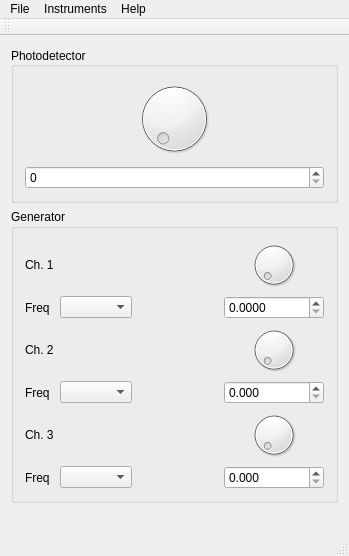
First picture: the form in sources/presentation/ui/main_window/mainwindow.ui, repository AlienDrew/lidar, before the edit.
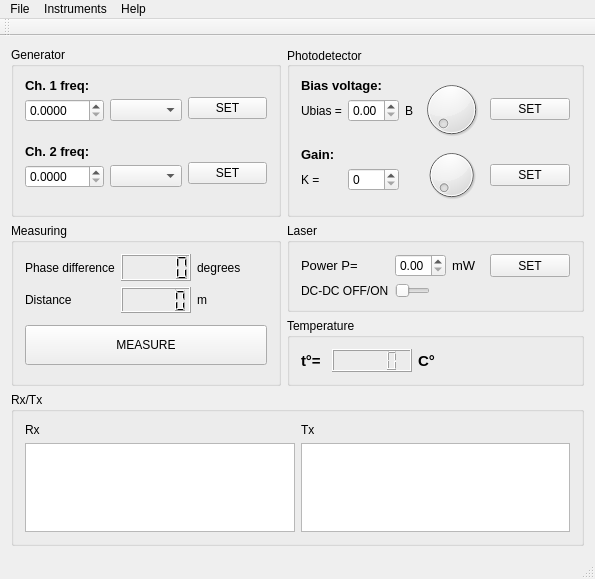
Second picture: the form after the edit.

What changed in the file:
```diff
--- a/sources/presentation/ui/main_window/mainwindow.ui
+++ b/sources/presentation/ui/main_window/mainwindow.ui
@@ -6,72 +6,324 @@
    <rect>
     <x>0</x>
     <y>0</y>
-    <width>349</width>
-    <height>556</height>
+    <width>595</width>
+    <height>579</height>
    </rect>
   </property>
   <property name="windowTitle">
    <string>LIDAR peripheral monitoring</string>
   </property>
   <widget class="QWidget" name="centralWidget">
-   <layout class="QGridLayout" name="gridLayout">
-    <item row="0" column="0">
-     <widget class="QGroupBox" name="photoDetectorGroup">
-      <property name="minimumSize">
-       <size>
-        <width>150</width>
-        <height>150</height>
-       </size>
+   <layout class="QGridLayout" name="gridLayout_6">
+    <item row="2" column="0" rowspan="2">
+     <widget class="QGroupBox" name="groupBox">
+      <property name="font">
+       <font>
+        <pointsize>9</pointsize>
+        <weight>50</weight>
+        <bold>false</bold>
+       </font>
       </property>
+      <property name="title">
+       <string notr="true">Measuring</string>
+      </property>
+      <property name="flat">
+       <bool>false</bool>
+      </property>
+      <property name="checkable">
+       <bool>false</bool>
+      </property>
+      <layout class="QGridLayout" name="gridLayout_9">
+       <item row="1" column="2">
+        <widget class="QLabel" name="label_19">
+         <property name="text">
+          <string>m</string>
+         </property>
+        </widget>
+       </item>
+       <item row="1" column="1">
+        <widget class="QLCDNumber" name="lcdDistance">
+         <property name="maximumSize">
+          <size>
+           <width>100</width>
+           <height>40</height>
+          </size>
+         </property>
+        </widget>
+       </item>
+       <item row="0" column="2">
+        <widget class="QLabel" name="label_18">
+         <property name="text">
+          <string>degrees</string>
+         </property>
+        </widget>
+       </item>
+       <item row="0" column="1">
+        <widget class="QLCDNumber" name="lcdPhaseDiff">
+         <property name="maximumSize">
+          <size>
+           <width>100</width>
+           <height>40</height>
+          </size>
+         </property>
+        </widget>
+       </item>
+       <item row="1" column="0">
+        <widget class="QLabel" name="label_17">
+         <property name="maximumSize">
+          <size>
+           <width>120</width>
+           <height>16777215</height>
+          </size>
+         </property>
+         <property name="text">
+          <string>Distance</string>
+         </property>
+        </widget>
+       </item>
+       <item row="0" column="0">
+        <widget class="QLabel" name="label_16">
+         <property name="maximumSize">
+          <size>
+           <width>120</width>
+           <height>16777215</height>
+          </size>
+         </property>
+         <property name="text">
+          <string>Phase difference</string>
+         </property>
+        </widget>
+       </item>
+       <item row="2" column="0" rowspan="2" colspan="3">
+        <widget class="QPushButton" name="measureButton">
+         <property name="minimumSize">
+          <size>
+           <width>0</width>
+           <height>40</height>
+          </size>
+         </property>
+         <property name="maximumSize">
+          <size>
+           <width>16777215</width>
+           <height>40</height>
+          </size>
+         </property>
+         <property name="text">
+          <string>MEASURE</string>
+         </property>
+        </widget>
+       </item>
+      </layout>
+     </widget>
+    </item>
+    <item row="3" column="1">
+     <widget class="QGroupBox" name="TemperatureGroup">
       <property name="maximumSize">
        <size>
         <width>16777215</width>
-        <height>16777215</height>
+        <height>100</height>
        </size>
       </property>
       <property name="title">
-       <string>Photodetector</string>
+       <string>Temperature</string>
       </property>
-      <property name="alignment">
-       <set>Qt::AlignLeading|Qt::AlignLeft|Qt::AlignVCenter</set>
+      <layout class="QGridLayout" name="gridLayout_7">
+       <item row="0" column="0">
+        <widget class="QLabel" name="label_12">
+         <property name="maximumSize">
+          <size>
+           <width>25</width>
+           <height>16777215</height>
+          </size>
+         </property>
+         <property name="font">
+          <font>
+           <pointsize>11</pointsize>
+           <weight>75</weight>
+           <bold>true</bold>
+          </font>
+         </property>
+         <property name="text">
+          <string>t°=</string>
+         </property>
+        </widget>
+       </item>
+       <item row="0" column="1">
+        <widget class="QLCDNumber" name="lcdTemp">
+         <property name="maximumSize">
+          <size>
+           <width>80</width>
+           <height>40</height>
+          </size>
+         </property>
+        </widget>
+       </item>
+       <item row="0" column="2">
+        <widget class="QLabel" name="label_13">
+         <property name="maximumSize">
+          <size>
+           <width>400</width>
+           <height>16777215</height>
+          </size>
+         </property>
+         <property name="font">
+          <font>
+           <pointsize>11</pointsize>
+           <weight>75</weight>
+           <bold>true</bold>
+          </font>
+         </property>
+         <property name="text">
+          <string>C°</string>
+         </property>
+        </widget>
+       </item>
+      </layout>
+     </widget>
+    </item>
+    <item row="2" column="1">
+     <widget class="QGroupBox" name="laserGroup">
+      <property name="maximumSize">
+       <size>
+        <width>400</width>
+        <height>100</height>
+       </size>
       </property>
-      <layout class="QGridLayout" name="gridLayout_4">
+      <property name="title">
+       <string>Laser</string>
+      </property>
+      <layout class="QGridLayout" name="gridLayout_8">
+       <item row="0" column="2">
+        <widget class="QLabel" name="label_15">
+         <property name="font">
+          <font>
+           <pointsize>10</pointsize>
+          </font>
+         </property>
+         <property name="text">
+          <string>mW</string>
+         </property>
+        </widget>
+       </item>
+       <item row="0" column="3">
+        <widget class="QPushButton" name="setLaserPowButton">
+         <property name="maximumSize">
+          <size>
+           <width>100</width>
+           <height>100</height>
+          </size>
+         </property>
+         <property name="text">
+          <string>SET</string>
+         </property>
+        </widget>
+       </item>
        <item row="0" column="0">
-        <layout class="QVBoxLayout" name="verticalLayout">
-         <item>
-          <widget class="QDial" name="DACDial">
-           <property name="maximum">
-            <number>4095</number>
-           </property>
-           <property name="tracking">
-            <bool>true</bool>
-           </property>
-           <property name="wrapping">
-            <bool>false</bool>
-           </property>
-           <property name="notchesVisible">
-            <bool>false</bool>
-           </property>
-          </widget>
-         </item>
-         <item>
-          <widget class="QSpinBox" name="DACBox">
-           <property name="maximum">
-            <number>4095</number>
-           </property>
-          </widget>
-         </item>
-        </layout>
+        <widget class="QLabel" name="label_14">
+         <property name="maximumSize">
+          <size>
+           <width>70</width>
+           <height>16777215</height>
+          </size>
+         </property>
+         <property name="font">
+          <font>
+           <pointsize>10</pointsize>
+          </font>
+         </property>
+         <property name="text">
+          <string>Power P=</string>
+         </property>
+        </widget>
        </item>
+       <item row="1" column="0">
+        <widget class="QLabel" name="label_5">
+         <property name="text">
+          <string>DC-DC OFF/ON</string>
+         </property>
+        </widget>
+       </item>
+       <item row="1" column="1">
+        <widget class="QSlider" name="pulseBoostSwitch">
+         <property name="minimumSize">
+          <size>
+           <width>0</width>
+           <height>0</height>
+          </size>
+         </property>
+         <property name="maximumSize">
+          <size>
+           <width>35</width>
+           <height>16777215</height>
+          </size>
+         </property>
+         <property name="maximum">
+          <number>1</number>
+         </property>
+         <property name="orientation">
+          <enum>Qt::Horizontal</enum>
+         </property>
+        </widget>
+       </item>
+       <item row="0" column="1">
+        <widget class="QDoubleSpinBox" name="laserPwrBox">
+         <property name="maximum">
+          <double>3.300000000000000</double>
+         </property>
+         <property name="singleStep">
+          <double>0.200000000000000</double>
+         </property>
+        </widget>
+       </item>
       </layout>
      </widget>
     </item>
-    <item row="2" column="0">
+    <item row="4" column="0" colspan="2">
+     <widget class="QGroupBox" name="groupBox_2">
+      <property name="title">
+       <string>Rx/Tx</string>
+      </property>
+      <layout class="QGridLayout" name="gridLayout">
+       <item row="2" column="0" rowspan="2">
+        <widget class="QTextEdit" name="textEdit">
+         <property name="readOnly">
+          <bool>true</bool>
+         </property>
+        </widget>
+       </item>
+       <item row="0" column="0">
+        <widget class="QLabel" name="label_3">
+         <property name="text">
+          <string>Rx</string>
+         </property>
+        </widget>
+       </item>
+       <item row="0" column="1">
+        <widget class="QLabel" name="label_4">
+         <property name="text">
+          <string>Tx</string>
+         </property>
+        </widget>
+       </item>
+       <item row="2" column="1" rowspan="2">
+        <widget class="QTextEdit" name="textEdit_2">
+         <property name="readOnly">
+          <bool>true</bool>
+         </property>
+        </widget>
+       </item>
+      </layout>
+     </widget>
+    </item>
+    <item row="0" column="0" rowspan="2">
      <widget class="QGroupBox" name="generatorGroup">
+      <property name="enabled">
+       <bool>true</bool>
+      </property>
       <property name="maximumSize">
        <size>
-        <width>350</width>
-        <height>300</height>
+        <width>270</width>
+        <height>200</height>
        </size>
       </property>
       <property name="title">
@@ -80,158 +332,242 @@
       <layout class="QGridLayout" name="gridLayout_3">
        <item row="0" column="0">
         <layout class="QGridLayout" name="gridLayout_2">
-         <item row="0" column="3">
-          <widget class="QDial" name="ch1Dial">
-           <property name="maximum">
-            <number>200000000</number>
+         <item row="1" column="1">
+          <widget class="QDoubleSpinBox" name="ch1Box">
+           <property name="decimals">
+            <number>4</number>
            </property>
-          </widget>
-         </item>
-         <item row="5" column="3">
-          <widget class="QDial" name="ch3Dial">
            <property name="maximum">
-            <number>200000000</number>
+            <double>200000000.000000000000000</double>
            </property>
           </widget>
          </item>
-         <item row="3" column="3">
-          <widget class="QDial" name="ch2Dial">
-           <property name="maximum">
-            <number>200000000</number>
-           </property>
-          </widget>
-         </item>
-         <item row="0" column="0">
+         <item row="0" column="1" colspan="2">
           <widget class="QLabel" name="label">
+           <property name="maximumSize">
+            <size>
+             <width>16777215</width>
+             <height>20</height>
+            </size>
+           </property>
+           <property name="font">
+            <font>
+             <pointsize>10</pointsize>
+             <weight>75</weight>
+             <bold>true</bold>
+            </font>
+           </property>
            <property name="text">
-            <string>Ch. 1</string>
+            <string>Ch. 1 freq:</string>
            </property>
           </widget>
          </item>
-         <item row="3" column="0">
+         <item row="3" column="1" colspan="2">
           <widget class="QLabel" name="label_2">
-           <property name="text">
-            <string>Ch. 2</string>
+           <property name="maximumSize">
+            <size>
+             <width>16777215</width>
+             <height>20</height>
+            </size>
            </property>
-          </widget>
-         </item>
-         <item row="5" column="0">
-          <widget class="QLabel" name="label_3">
-           <property name="text">
-            <string>Ch. 3</string>
+           <property name="font">
+            <font>
+             <pointsize>10</pointsize>
+             <weight>75</weight>
+             <bold>true</bold>
+            </font>
            </property>
-          </widget>
-         </item>
-         <item row="2" column="0">
-          <widget class="QLabel" name="label_4">
            <property name="text">
-            <string>Freq</string>
+            <string>Ch. 2 freq:</string>
            </property>
           </widget>
          </item>
-         <item row="4" column="3">
-          <widget class="QDoubleSpinBox" name="ch2Box">
-           <property name="decimals">
-            <number>3</number>
-           </property>
-           <property name="maximum">
-            <double>200000000.000000000000000</double>
-           </property>
-          </widget>
+         <item row="4" column="2">
+          <widget class="QComboBox" name="ch2Units"/>
          </item>
-         <item row="4" column="0">
-          <widget class="QLabel" name="label_5">
-           <property name="text">
-            <string>Freq</string>
-           </property>
-          </widget>
-         </item>
-         <item row="6" column="3">
-          <widget class="QDoubleSpinBox" name="ch3Box">
-           <property name="decimals">
-            <number>3</number>
-           </property>
-           <property name="maximum">
-            <double>200000000.000000000000000</double>
-           </property>
-          </widget>
-         </item>
-         <item row="6" column="0">
-          <widget class="QLabel" name="label_6">
-           <property name="text">
-            <string>Freq</string>
-           </property>
-          </widget>
-         </item>
-         <item row="2" column="3">
-          <widget class="QDoubleSpinBox" name="ch1Box">
-           <property name="decimals">
-            <number>4</number>
-           </property>
-           <property name="maximum">
-            <double>200000000.000000000000000</double>
-           </property>
-          </widget>
-         </item>
-         <item row="2" column="1">
+         <item row="1" column="2">
           <widget class="QComboBox" name="ch1Units"/>
          </item>
-         <item row="6" column="1">
-          <widget class="QComboBox" name="ch3Units"/>
-         </item>
          <item row="4" column="1">
-          <widget class="QComboBox" name="ch2Units"/>
+          <widget class="QDoubleSpinBox" name="ch2Box">
+           <property name="decimals">
+            <number>4</number>
+           </property>
+           <property name="maximum">
+            <double>200000000.000000000000000</double>
+           </property>
+          </widget>
          </item>
-         <item row="2" column="2">
-          <spacer name="horizontalSpacer">
+         <item row="3" column="3" rowspan="3">
+          <widget class="QPushButton" name="setCh2Button">
+           <property name="text">
+            <string>SET</string>
+           </property>
+          </widget>
+         </item>
+         <item row="0" column="3" rowspan="3">
+          <widget class="QPushButton" name="setCh1Button">
+           <property name="text">
+            <string>SET</string>
+           </property>
+          </widget>
+         </item>
+        </layout>
+       </item>
+      </layout>
+     </widget>
+    </item>
+    <item row="0" column="1" rowspan="2">
+     <widget class="QGroupBox" name="photoDetectorGroup">
+      <property name="minimumSize">
+       <size>
+        <width>150</width>
+        <height>170</height>
+       </size>
+      </property>
+      <property name="maximumSize">
+       <size>
+        <width>400</width>
+        <height>300</height>
+       </size>
+      </property>
+      <property name="title">
+       <string>Photodetector</string>
+      </property>
+      <property name="alignment">
+       <set>Qt::AlignLeading|Qt::AlignLeft|Qt::AlignVCenter</set>
+      </property>
+      <layout class="QGridLayout" name="gridLayout_4">
+       <item row="1" column="0">
+        <layout class="QGridLayout" name="gridLayout_5">
+         <item row="0" column="4" rowspan="3">
+          <widget class="QPushButton" name="setBiasButton">
+           <property name="text">
+            <string>SET</string>
+           </property>
+          </widget>
+         </item>
+         <item row="3" column="3" rowspan="4">
+          <widget class="QDial" name="gainDial">
+           <property name="maximumSize">
+            <size>
+             <width>1000000</width>
+             <height>1000000</height>
+            </size>
+           </property>
+          </widget>
+         </item>
+         <item row="0" column="0" colspan="3">
+          <widget class="QLabel" name="label_7">
+           <property name="font">
+            <font>
+             <pointsize>10</pointsize>
+             <weight>75</weight>
+             <bold>true</bold>
+            </font>
+           </property>
+           <property name="text">
+            <string>Bias voltage:</string>
+           </property>
+          </widget>
+         </item>
+         <item row="3" column="0" colspan="3">
+          <widget class="QLabel" name="label_8">
+           <property name="font">
+            <font>
+             <pointsize>10</pointsize>
+             <weight>75</weight>
+             <bold>true</bold>
+            </font>
+           </property>
+           <property name="text">
+            <string>Gain:</string>
+           </property>
+          </widget>
+         </item>
+         <item row="3" column="4" rowspan="4">
+          <widget class="QPushButton" name="setGainButton">
+           <property name="text">
+            <string>SET</string>
+           </property>
+          </widget>
+         </item>
+         <item row="4" column="1" rowspan="2">
+          <widget class="QSpinBox" name="gainBox"/>
+         </item>
+         <item row="4" column="0" rowspan="2">
+          <widget class="QLabel" name="label_10">
+           <property name="text">
+            <string>K =</string>
+           </property>
+          </widget>
+         </item>
+         <item row="0" column="3" rowspan="3">
+          <widget class="QDial" name="biasDial">
+           <property name="minimumSize">
+            <size>
+             <width>0</width>
+             <height>0</height>
+            </size>
+           </property>
+           <property name="maximumSize">
+            <size>
+             <width>1000000</width>
+             <height>1000000</height>
+            </size>
+           </property>
+           <property name="maximum">
+            <number>4</number>
+           </property>
+           <property name="tracking">
+            <bool>true</bool>
+           </property>
            <property name="orientation">
             <enum>Qt::Horizontal</enum>
            </property>
-           <property name="sizeHint" stdset="0">
+           <property name="wrapping">
+            <bool>false</bool>
+           </property>
+           <property name="notchesVisible">
+            <bool>false</bool>
+           </property>
+          </widget>
+         </item>
+         <item row="1" column="0">
+          <widget class="QLabel" name="label_9">
+           <property name="text">
+            <string>Ubias =</string>
+           </property>
+          </widget>
+         </item>
+         <item row="1" column="2">
+          <widget class="QLabel" name="label_11">
+           <property name="maximumSize">
             <size>
-             <width>40</width>
-             <height>20</height>
+             <width>10</width>
+             <height>16777215</height>
             </size>
            </property>
-          </spacer>
+           <property name="text">
+            <string>В</string>
+           </property>
+          </widget>
+         </item>
+         <item row="1" column="1">
+          <widget class="QDoubleSpinBox" name="biasBox">
+           <property name="maximum">
+            <double>3.300000000000000</double>
+           </property>
+           <property name="singleStep">
+            <double>0.200000000000000</double>
+           </property>
+          </widget>
          </item>
         </layout>
        </item>
       </layout>
      </widget>
     </item>
-    <item row="1" column="0">
-     <spacer name="verticalSpacer">
-      <property name="orientation">
-       <enum>Qt::Vertical</enum>
-      </property>
-      <property name="sizeType">
-       <enum>QSizePolicy::Maximum</enum>
-      </property>
-      <property name="sizeHint" stdset="0">
-       <size>
-        <width>20</width>
-        <height>10</height>
-       </size>
-      </property>
-     </spacer>
-    </item>
-    <item row="3" column="0">
-     <spacer name="verticalSpacer_2">
-      <property name="orientation">
-       <enum>Qt::Vertical</enum>
-      </property>
-      <property name="sizeType">
-       <enum>QSizePolicy::Fixed</enum>
-      </property>
-      <property name="sizeHint" stdset="0">
-       <size>
-        <width>20</width>
-        <height>20</height>
-       </size>
-      </property>
-     </spacer>
-    </item>
    </layout>
   </widget>
   <widget class="QMenuBar" name="menuBar">
@@ -239,7 +575,7 @@
     <rect>
      <x>0</x>
      <y>0</y>
-     <width>349</width>
+     <width>595</width>
      <height>19</height>
     </rect>
    </property>
```
